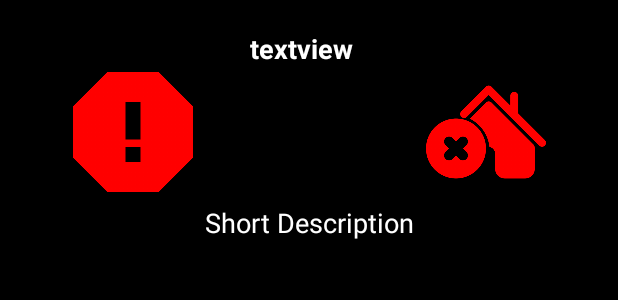
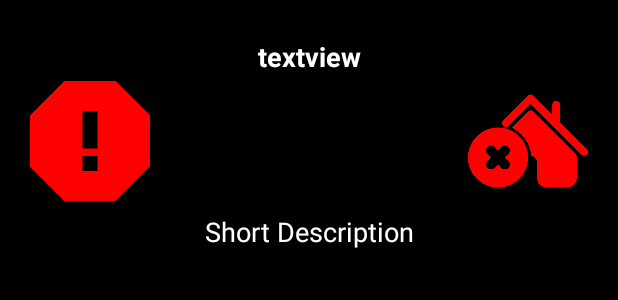
Before and after one commit to 13-nate/Food-Safety-Inspections, an Android app: the layout violations_view.xml on its own in the app's theme, with its tools: preview values and no code run, on a phone screen of 412 x 824 dp. Shown: the top 300 px of the screen. Run offline under Robolectric (Android 15) with nearby library versions, the phone set to English and light mode, and no system bars.

Commit message:
layout modified

```diff
--- a/app/src/main/res/layout/violations_view.xml
+++ b/app/src/main/res/layout/violations_view.xml
@@ -11,11 +11,9 @@
         android:id="@+id/imgViolation"
         android:layout_width="80dp"
         android:layout_height="80dp"
-        android:layout_marginStart="10dp"
         android:layout_marginEnd="20dp"
         app:layout_constraintBottom_toBottomOf="@+id/imgCritical"
         app:layout_constraintEnd_toEndOf="parent"
-        app:layout_constraintStart_toEndOf="@+id/txtViolaionId"
         app:layout_constraintTop_toTopOf="@+id/imgCritical"
         app:layout_constraintVertical_bias="0.0"
         app:srcCompat="@drawable/bad_building" />
@@ -25,8 +23,7 @@
         android:layout_width="80dp"
         android:layout_height="80dp"
         android:layout_marginStart="20dp"
-        android:layout_marginTop="48dp"
-        app:layout_constraintEnd_toStartOf="@+id/txtViolaionId"
+        android:layout_marginTop="54dp"
         app:layout_constraintStart_toStartOf="parent"
         app:layout_constraintTop_toTopOf="parent"
         app:srcCompat="@drawable/hazard_high" />
@@ -51,16 +48,15 @@
         android:id="@+id/txtViolaionId"
         android:layout_width="wrap_content"
         android:layout_height="wrap_content"
-        android:layout_marginStart="10dp"
-        android:layout_marginEnd="10dp"
+        android:layout_marginStart="71dp"
+        android:layout_marginTop="25dp"
+        android:layout_marginEnd="71dp"
         android:text="@string/textview"
         android:textColor="@android:color/white"
         android:textSize="18sp"
         android:textStyle="bold"
         app:autoSizeTextType="uniform"
-        app:layout_constraintBottom_toTopOf="@+id/txtShortDescription"
         app:layout_constraintEnd_toStartOf="@+id/imgViolation"
         app:layout_constraintStart_toEndOf="@+id/imgCritical"
-        app:layout_constraintTop_toTopOf="parent"
-        app:layout_constraintVertical_bias="0.181" />
+        app:layout_constraintTop_toTopOf="parent" />
 </androidx.constraintlayout.widget.ConstraintLayout>
```
